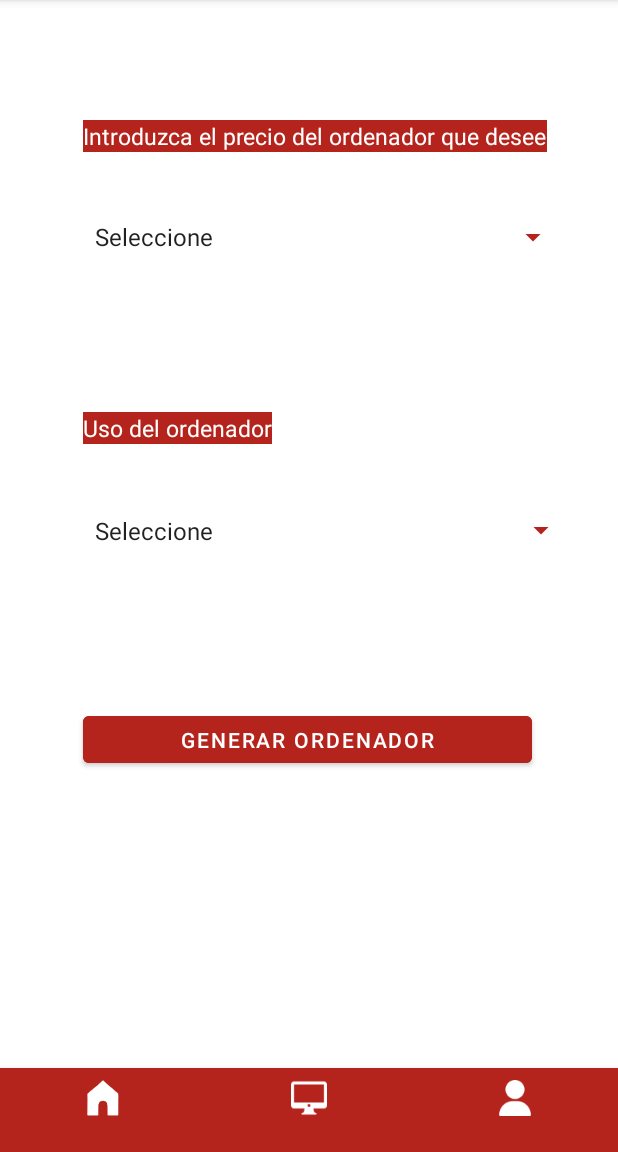
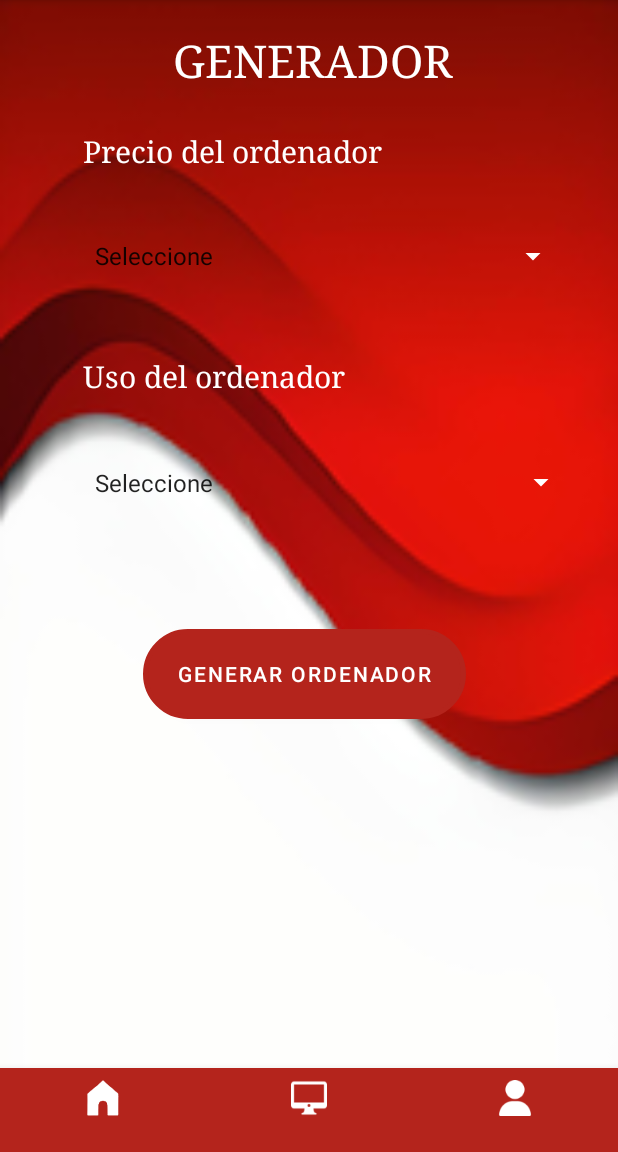
Before and after one commit to Hugo-Gomez-Sanchez-01101/TFG-Android-DAM, an Android app: the HomeActivity screen opened directly, with no data from a screen before it, on a phone screen of 412 x 824 dp, the part 84-1236 px from its top. Run offline under Robolectric (Android 15) with nearby library versions, the phone set to English and light mode, and no system bars.

Commit message:
Activity home actualizada.

```diff
--- a/app/build.gradle
+++ b/app/build.gradle
@@ -38,7 +38,6 @@ android {
 }
 
 dependencies {
-    implementation 'androidx.core:core-ktx:1.9.0'
     implementation 'androidx.appcompat:appcompat:1.6.1'
     implementation 'com.google.android.material:material:1.9.0'
     implementation 'androidx.constraintlayout:constraintlayout:2.1.4'
--- /dev/null
+++ b/app/src/main/res/font/font.xml
@@ -0,0 +1,7 @@
+<?xml version="1.0" encoding="utf-8"?>
+<font-family xmlns:android="http://schemas.android.com/apk/res/android">
+    <font
+        android:fontStyle="normal"
+        android:fontWeight="400"
+        android:font="@font/dancing" />
+</font-family>
--- a/app/src/main/res/layout/activity_home.xml
+++ b/app/src/main/res/layout/activity_home.xml
@@ -5,7 +5,8 @@
     xmlns:tools="http://schemas.android.com/tools"
     android:layout_width="match_parent"
     android:layout_height="match_parent"
-    tools:context=".HomeActivity">
+    tools:context=".HomeActivity"
+    android:background="@drawable/fondo_login_">
 
     <LinearLayout
         android:id="@+id/linearLayout2"
@@ -17,16 +18,26 @@
         tools:layout_editor_absoluteX="0dp">
 
         <TextView
+            android:id="@+id/textView3"
+            android:layout_width="wrap_content"
+            android:layout_height="wrap_content"
+            android:layout_marginLeft="115dp"
+            android:layout_marginTop="20dp"
+            android:fontFamily="serif"
+            android:text="GENERADOR"
+            android:textColor="@color/white"
+            android:textSize="30dp" />
+
+        <TextView
             android:id="@+id/textView2"
             android:layout_width="wrap_content"
             android:layout_height="wrap_content"
             android:layout_marginLeft="55dp"
-            android:layout_marginTop="80dp"
-            android:background="@color/red_1"
-            android:font="@font/dancing"
-            android:text="Introduzca el precio del ordenador que desee"
+            android:layout_marginTop="27dp"
+            android:fontFamily="serif"
+            android:text="Precio del ordenador"
             android:textColor="@color/white"
-            android:textSize="15dp" />
+            android:textSize="20dp" />
 
         <Spinner
             android:id="@+id/spinner"
@@ -34,7 +45,7 @@
             android:layout_height="53dp"
             android:layout_marginLeft="55dp"
             android:layout_marginTop="30dp"
-            android:backgroundTint="@color/red_1"
+            android:backgroundTint="@color/white"
             android:entries="@array/precio"
             tools:ignore="MissingConstraints,SpeakableTextPresentCheck" />
 
@@ -43,11 +54,11 @@
             android:layout_width="wrap_content"
             android:layout_height="wrap_content"
             android:layout_marginLeft="55dp"
-            android:layout_marginTop="90dp"
-            android:background="@color/red_1"
+            android:layout_marginTop="40dp"
             android:text="Uso del ordenador"
             android:textColor="@color/white"
-            android:textSize="15dp"
+            android:fontFamily="serif"
+            android:textSize="20dp"
             tools:ignore="MissingConstraints" />
 
         <Spinner
@@ -56,18 +67,19 @@
             android:layout_height="55dp"
             android:layout_marginLeft="55dp"
             android:layout_marginTop="30dp"
-            android:backgroundTint="@color/red_1"
+            android:backgroundTint="@color/white"
+
             android:entries="@array/uso"
             tools:ignore="MissingConstraints" />
 
 
         <Button
             android:id="@+id/btnGenerarPc"
-            android:layout_width="299dp"
-            android:layout_height="43dp"
-            android:layout_marginLeft="55dp"
-            android:layout_marginTop="90dp"
-            android:backgroundTint="@color/red_1"
+            android:layout_width="215dp"
+            android:layout_height="60dp"
+            android:layout_marginLeft="95dp"
+            android:layout_marginTop="70dp"
+            android:background="@drawable/botones_registro"
             android:text="GENERAR ORDENADOR"
             tools:ignore="MissingConstraints" />
 
--- a/app/src/main/res/layout/activity_perfil.xml
+++ b/app/src/main/res/layout/activity_perfil.xml
@@ -150,7 +150,6 @@
         app:itemTextColor="@color/white"
         app:layout_constraintBottom_toBottomOf="parent"
         app:layout_constraintEnd_toEndOf="parent"
-        app:layout_constraintHorizontal_bias="0.0"
         app:layout_constraintStart_toStartOf="parent"
         app:layout_constraintTop_toTopOf="parent"
         app:layout_constraintVertical_bias="1.0"
```
Also changed, not shown: app/src/main/res/drawable/generar_ordenador.png (added).
